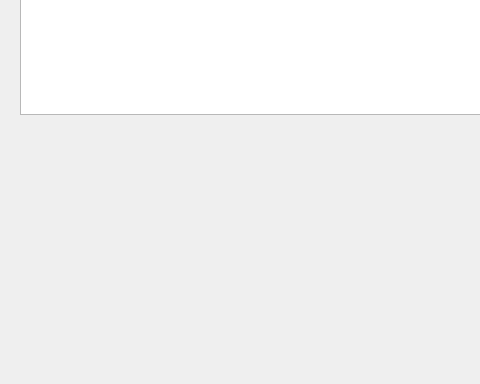
First picture: the form in MeieUusProjekt/mainwindow.ui, repository hellrand/Cpp-ToDoList, before the edit; both pictures show x 0 to 480 and y 216 to 600 of the 800 by 600 pixel window.
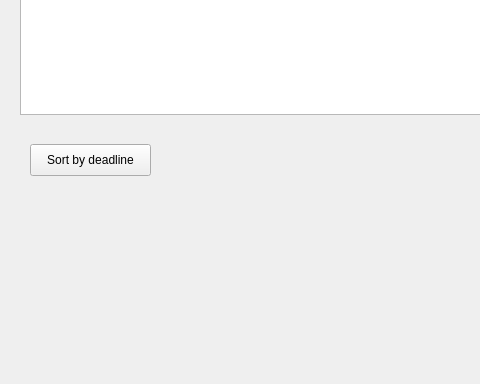
Second picture: the form after the edit.

Commit message: et näha bea muudatusi

Patch:
```diff
--- a/MeieUusProjekt/mainwindow.ui
+++ b/MeieUusProjekt/mainwindow.ui
@@ -128,6 +128,19 @@
      <string>Delete all</string>
     </property>
    </widget>
+   <widget class="QPushButton" name="sortButton">
+    <property name="geometry">
+     <rect>
+      <x>30</x>
+      <y>360</y>
+      <width>121</width>
+      <height>32</height>
+     </rect>
+    </property>
+    <property name="text">
+     <string>Sort by deadline</string>
+    </property>
+   </widget>
   </widget>
   <widget class="QMenuBar" name="menubar">
    <property name="geometry">
```
Left out of the diff: 2 changed lines with no effect on the pictures.
